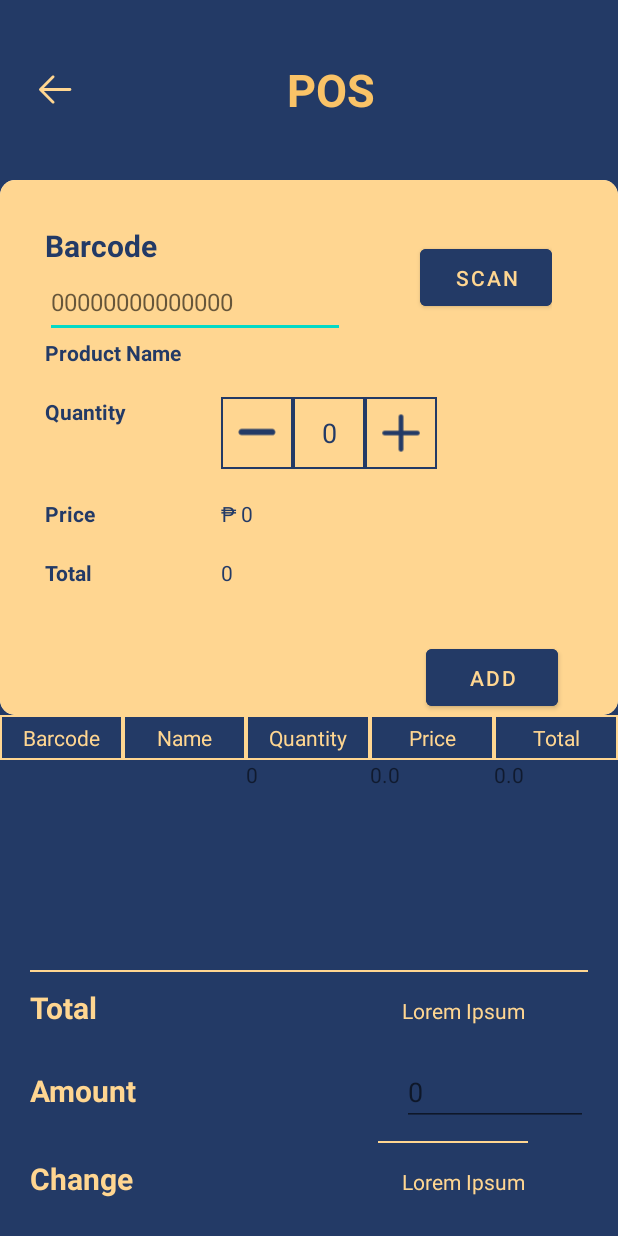
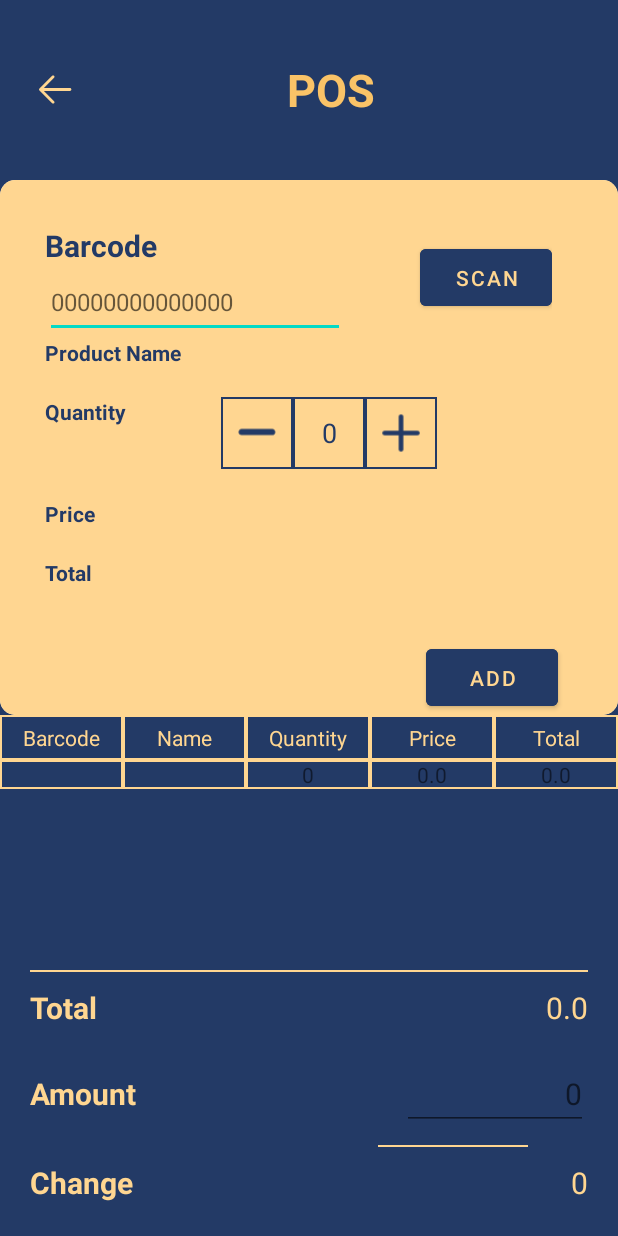
Before and after one commit to dy-chrstn/Wonder-Pets_SwiftSell, an Android app: the PosActivity screen opened directly, with no data from a screen before it, after a tap on "ADD", on a phone screen of 412 x 824 dp. Run offline under Robolectric (Android 15) with nearby library versions, the phone set to English and light mode, and no system bars; our stand-ins replace Firebase (no records; nobody signed in at launch, a user with empty details on screens opened directly); 3 other taps on this screen came first.

Commit message:
PosActivity clear inputs when add, inputTextListener in quantity added, and recycleView reset when pressing add and cancel button

```diff
--- a/app/src/main/java/com/example/scanit/PosActivity.kt
+++ b/app/src/main/java/com/example/scanit/PosActivity.kt
@@ -16,14 +16,12 @@ import androidx.activity.result.contract.ActivityResultContracts
 import androidx.lifecycle.ViewModelProvider
 import androidx.recyclerview.widget.LinearLayoutManager
 import androidx.recyclerview.widget.RecyclerView
-import com.example.scanit.buyViewModel
 import com.google.firebase.database.DataSnapshot
 import com.google.firebase.database.DatabaseError
 import com.google.firebase.database.DatabaseReference
 import com.google.firebase.database.FirebaseDatabase
 import com.google.firebase.database.Query
 import com.google.firebase.database.ValueEventListener
-import java.util.Scanner
 
 class PosActivity : AppCompatActivity() {
 
@@ -33,20 +31,25 @@ class PosActivity : AppCompatActivity() {
     private lateinit var adapter: buyAdapter
     private lateinit var layoutManager: RecyclerView.LayoutManager
     private lateinit var prodBCSelect: TextView
+    private var itemData: HashMap<String, Any> = HashMap()
     private var priceProd: Int = 0
     private lateinit var viewModel: buyViewModel
-
+    private lateinit var qnty: TextView
+    private lateinit var totalProdSelect: TextView
+    private lateinit var prodPriceSelect: TextView
     private val itemList: MutableList<buyModel> = mutableListOf() // Declaration and initialization of itemList
-
+    private var itemQuantity = 0
+    private var qtyGet = ""
     @SuppressLint("WrongViewCast")
     override fun onCreate(savedInstanceState: Bundle?) {
         super.onCreate(savedInstanceState)
         setContentView(R.layout.activity_pos)
-        val qnty: TextView = findViewById(R.id.Quant)
-        val totalProdSelect: TextView = findViewById(R.id.totalProd)
+        qnty = findViewById(R.id.Quant)
+        totalProdSelect = findViewById(R.id.totalProd)
+        prodPriceSelect = findViewById(R.id.price)
         prodBCSelect = findViewById(R.id.barText)
         val prodNameSelect: TextView = findViewById(R.id.prodname)
-        val prodPriceSelect: TextView = findViewById(R.id.price)
+
 
         // Initialize the BuyViewModel
         viewModel = ViewModelProvider(this).get(buyViewModel::class.java)
@@ -67,7 +70,8 @@ class PosActivity : AppCompatActivity() {
         val BCprod: String = BCGet.toString()
         val nameProd = intent.getStringExtra("itemName") ?: ""
         priceProd = intent.getIntExtra("itemPrice", 0) ?: 0
-        val itemQuantity = intent.getIntExtra("itemQuantity", 0) ?: ""
+        itemQuantity = intent?.getIntExtra("itemQuantity", 0) ?: 0
+
 
         val amountTot = findViewById<TextView>(R.id.totPrice)
         val payAmount = findViewById<EditText>(R.id.AmountPay)
@@ -80,60 +84,81 @@ class PosActivity : AppCompatActivity() {
         val saveBtn = findViewById<Button>(R.id.saveBtn)
         val cancelBtn = findViewById<Button>(R.id.cancelBtn)
 
-        val transID: Int = 0
-
         adapter.updateItems(viewModel.getItems())
         prodNameSelect.text = nameProd
         val priceText = priceProd
         prodPriceSelect.text = "\u20B1 $priceText"
         prodBCSelect.text = BCprod
-        val qtyGet = itemQuantity.toString()
+        qtyGet = itemQuantity.toString()
+
+        val OGtrans:Query = FirebaseDatabase.getInstance().getReference("Order/ongoingTransactions")
+        OGtrans.addListenerForSingleValueEvent(object: ValueEventListener{
+            override fun onDataChange(snapshot: DataSnapshot) {
+                if(snapshot.exists()){
+                    var updTot: Double = 0.0
+                    for (snapShotProdTot in snapshot.children) {
+                        val getProdTot = snapShotProdTot.child("itemTotal").getValue(Double::class.java)
+                        updTot += getProdTot.toString().toDouble()
+                    }
+                    amountTot.text = updTot.toString()
+                }
+            }
+
+            override fun onCancelled(error: DatabaseError) {
+                TODO("Not yet implemented")
+            }
+
+        })
+
+        setTot()
+        getItemData()
 
         cancelBtn.setOnClickListener(){
             val query = FirebaseDatabase.getInstance().getReference("Order/ongoingTransactions")
+
             query.removeValue().addOnSuccessListener{
-                Toast.makeText(this@PosActivity,"The transaction is now saved on history",Toast.LENGTH_SHORT).show()
+                Toast.makeText(this@PosActivity,"The transaction has been reset",Toast.LENGTH_SHORT).show()
+                resetTrans(amountTot,payChange,payAmount)
+
+                adapter.clearItems()
+                adapter.notifyDataSetChanged()
             }.addOnFailureListener {
 
             }
         }
-
+        var getLargeId: Int
         saveBtn.setOnClickListener{
             val query = FirebaseDatabase.getInstance().getReference("Order/ongoingTransactions")
             val putCompTrans = FirebaseDatabase.getInstance().getReference("Order/completeTransactions")
-
-            val getId: Int
-            Toast.makeText(this@PosActivity,"Hello",Toast.LENGTH_SHORT).show()
+            resetTrans(amountTot,payChange,payAmount)
+            adapter.clearItems()
+            adapter.notifyDataSetChanged()
             query.addListenerForSingleValueEvent(object: ValueEventListener{
                 override fun onDataChange(snapshot: DataSnapshot) {
                     if(snapshot.exists()){
-                        val getId = putCompTrans.push().key
-                        val transaction = getId.toString()
-                        val putCompTransChild = FirebaseDatabase.getInstance().getReference("Order/completeTransaction/$transaction")
-                        for(transBuy in snapshot.children){
-                            val getBarcode = transBuy.child("itemBarcode").getValue(String::class.java)
-                            val prodName = transBuy.child("itemName").getValue(String::class.java)
-                            val prodPrice = transBuy.child("itemPrice").getValue(Int::class.java)
-                            val prodQnty = transBuy.child("itemQuantity").getValue(Int::class.java)
-                            val itemTot = transBuy.child("itemTotal").getValue(Int::class.java)
 
+                        putCompTrans.orderByKey().limitToLast(1).addListenerForSingleValueEvent(object : ValueEventListener {
+                            override fun onDataChange(dataSnapshot: DataSnapshot) {
+                                if (dataSnapshot.exists()) {
+                                    for (childSnapshot in dataSnapshot.children) {
+                                        val id = childSnapshot.key.toString().toIntOrNull() ?: 0
+                                        val getLargeId = id + 1
+                                        putCompTrans(getLargeId, query, snapshot)
+                                        putCompTrans.key.toString()
+                                    }
+                                } else {
+                                    // Handle the case where no data is found
+                                    getLargeId = 0
+                                    Toast.makeText(this@PosActivity, "$getLargeId", Toast.LENGTH_SHORT).show()
+                                    putCompTrans(getLargeId, query, snapshot)
+                                }
+                            }
 
-                            val itemData: HashMap<String, Any> = HashMap()
-                            itemData["itemBarcode"] = getBarcode.toString()
-                            itemData["itemName"] = prodName.toString()
-                            itemData["itemQuantity"] = prodQnty.toString()
-                            itemData["itemPrice"] = prodPrice.toString()
-                            itemData["itemTotal"] = itemTot.toString()
-                            // Add the new item to the list
-                            val newPosList = putCompTransChild.push()
-                            newPosList.setValue(itemData)
-                            /*
-                            putCompTransChild.child("itemBarcode").push().setValue(getBarcode)
-                            putCompTransChild.child("itemName").push().setValue(prodName)
-                            putCompTransChild.child("itemPrice").push().setValue(prodPrice)
-                            putCompTransChild.child("itemQuantity").push().setValue(prodQnty)
-                            putCompTransChild.child("itemTotal").push().setValue(itemTot)*/
-                        }
+                            override fun onCancelled(databaseError: DatabaseError) {
+                                // Handle the error case
+                            }
+                        })
+
                         query.removeValue().addOnSuccessListener{
                             Toast.makeText(this@PosActivity,"The transaction is now saved on history",Toast.LENGTH_SHORT).show()
                         }.addOnFailureListener {
@@ -215,7 +240,7 @@ class PosActivity : AppCompatActivity() {
             }
         })
 
-        getItemData()
+
 
         btnAdd.setOnClickListener {
 
@@ -224,14 +249,14 @@ class PosActivity : AppCompatActivity() {
             val name = prodNameSelect.text.toString()
             val quantity = qtyVal.toString().toInt()
             val price = priceProd.toString().toDouble()
-            val total = quantity * price
+            val total: Double = quantity * price
             val db = FirebaseDatabase.getInstance().getReference("Order/ongoingTransactions")
 
             val uniqueKey = db.push().key
             // Create a new Item object
             val transaction = uniqueKey.toString()
             val item = buyModel(transaction,barcode, name, quantity, price, total)
-            val itemData: HashMap<String, Any> = HashMap()
+
             itemData["TransactionID"] = transaction
             itemData["itemBarcode"] = barcode
             itemData["itemName"] = name
@@ -247,11 +272,18 @@ class PosActivity : AppCompatActivity() {
             adapter.updateItems(viewModel.getItems())
 
             adapter.notifyDataSetChanged()
-            var totalPrice = 0.0
+            var totalPrice = amountTot.text.toString().toDouble() + total
+            amountTot.text = totalPrice.toString()
+            prodBCSelect.text = ""
+            qnty.text = "0"
+            prodNameSelect.text = ""
+            totalProdSelect.text = ""
+            prodPriceSelect.text = ""
+            /*
             for (i in itemList) {
                 totalPrice += i.itemTotal
                 amountTot.text = totalPrice.toString()
-            }
+            }*/
 
             // Update the adapter with the updated list
             //adapter.updateItems(itemList)
@@ -267,12 +299,11 @@ class PosActivity : AppCompatActivity() {
             } else {
                 Toast.makeText(this, "You reached the maximum quantity", Toast.LENGTH_SHORT).show()
             }
-
         }
 
         minusBtn.setOnClickListener {
             val qntyVal = qnty.text.toString().toInt()
-            if (qntyVal != 0) {
+            if (qntyVal > 0 ) {
                 val updatedValue = qntyVal - 1
                 qnty.text = updatedValue.toString()
                 val updTotal = priceProd * updatedValue
@@ -309,9 +340,12 @@ class PosActivity : AppCompatActivity() {
                             productSnapshot.child("itemName").value.toString()
                         priceProd =
                             productSnapshot.child("itemPrice").value.toString().toInt()
-
+                        itemQuantity = productSnapshot.child("itemQuantity").value.toString().toInt()
+                        qtyGet = itemQuantity.toString()
+                        Toast.makeText(this@PosActivity,"$itemQuantity",Toast.LENGTH_SHORT).show()
+                        setTot()
                         prodNameSelect.text = nameProd
-                        prodPriceSelect.text = "\u20B1 $priceProd"
+                        prodPriceSelect.text = "\u20B1 ${priceProd.toDouble()}"
                     }
                 } else {
                     prodNameSelect.text = "Product Not Found"
@@ -329,7 +363,7 @@ class PosActivity : AppCompatActivity() {
         })
     }
     private fun getItemData() {
-        databaseReference = FirebaseDatabase.getInstance().getReference("ongoingTransactions")
+        databaseReference = FirebaseDatabase.getInstance().getReference("Order/ongoingTransactions")
         val query: Query = databaseReference.orderByKey()
 
         query.addValueEventListener(object : ValueEventListener {
@@ -355,4 +389,34 @@ class PosActivity : AppCompatActivity() {
             }
         })
     }
+     fun putCompTrans(TranId:Int, query: DatabaseReference, snapshot: DataSnapshot){
+        val putCompTransChild = FirebaseDatabase.getInstance().getReference("Order/completeTransactions/${TranId.toString()}")
+        for(transBuy in snapshot.children){
+            val getBarcode = transBuy.child("itemBarcode").getValue(String::class.java)
+            val prodName = transBuy.child("itemName").getValue(String::class.java)
+            val prodPrice = transBuy.child("itemPrice").getValue(Int::class.java)
+            val prodQnty = transBuy.child("itemQuantity").getValue(Double::class.java)
+            val itemTot = transBuy.child("itemTotal").getValue(Double::class.java)
+
+
+            itemData["itemBarcode"] = getBarcode.toString()
+            itemData["itemName"] = prodName.toString()
+            itemData["itemQuantity"] = prodQnty.toString()
+            itemData["itemPrice"] = prodPrice.toString()
+            itemData["itemTotal"] = itemTot.toString()
+            // Add the new item to the list
+            val newPosList = putCompTransChild.push()
+            newPosList.setValue(itemData)
+        }
+    }
+    private fun setTot(){
+        val CalQntPrice = qnty.text.toString().toInt() * priceProd
+        totalProdSelect.text = CalQntPrice.toString()
+    }
+
+    private fun resetTrans(amountTot:TextView, payChange:TextView,payAmount:EditText){
+        amountTot.text = "0"
+        payChange.text = "0"
+        payAmount.text.clear()
+    }
 }
--- a/app/src/main/java/com/example/scanit/ScanAddPos.kt
+++ b/app/src/main/java/com/example/scanit/ScanAddPos.kt
@@ -31,7 +31,6 @@ class ScanAddPos : AppCompatActivity() {
     private lateinit var barcodeView: DecoratedBarcodeView
     private lateinit var captureManager: CaptureManager
     private lateinit var databaseReference: DatabaseReference
-    private lateinit var databaseReferencePOS: DatabaseReference
     private lateinit var uploadButton: Button
     private var cameraId: String? = null
     private var cameraManager: CameraManager? = null
@@ -57,7 +56,6 @@ class ScanAddPos : AppCompatActivity() {
 
         // Initialize database reference
         databaseReference = FirebaseDatabase.getInstance().getReference("Products")
-        databaseReferencePOS = FirebaseDatabase.getInstance().getReference("Order")
 
         barcodeView = findViewById(R.id.barcode_scanner)
 
--- a/app/src/main/res/layout/activity_pos.xml
+++ b/app/src/main/res/layout/activity_pos.xml
@@ -1,12 +1,12 @@
 <?xml version="1.0" encoding="utf-8"?>
 
-<ScrollView android:layout_width="match_parent"
+<ScrollView xmlns:app="http://schemas.android.com/apk/res-auto"
+    android:layout_width="match_parent"
     android:layout_height="wrap_content"
     xmlns:android="http://schemas.android.com/apk/res/android"
         >
 
-    <LinearLayout xmlns:android="http://schemas.android.com/apk/res/android"
-        xmlns:app="http://schemas.android.com/apk/res-auto"
+    <LinearLayout
         android:layout_width="match_parent"
         android:layout_height="match_parent"
         android:background="@color/blue"
@@ -114,9 +114,10 @@
 
                         <TextView
                             android:id="@+id/prodname"
+                            android:gravity="center_horizontal|center_vertical"
                             android:layout_width="match_parent"
                             android:layout_height="wrap_content"
-                            android:text="@string/lorem_ipsum"
+                            android:text=""
                             android:textColor="@color/blue"
                             android:layout_weight="1"/>
 
@@ -163,7 +164,7 @@
                                 android:background="@drawable/quantity_btn"
                                 android:gravity="center"
                                 android:textColor="@color/blue"
-                                android:text="@string/_1"
+                                android:text="0"
                                 android:textSize="18sp" />
                             <ImageButton
                                 android:id="@+id/plus"
@@ -198,7 +199,8 @@
                             android:id="@+id/price"
                             android:layout_width="match_parent"
                             android:layout_height="wrap_content"
-                            android:text="@string/lorem_ipsum"
+                            android:text="0"
+                            android:gravity="center_horizontal|center_vertical"
                             android:textColor="@color/blue"
                             android:layout_weight="1"/>
                     </LinearLayout>
@@ -222,7 +224,8 @@
                             android:layout_width="match_parent"
                             android:layout_height="wrap_content"
                             android:textColor="@color/blue"
-                            android:text="@string/lorem_ipsum"
+                            android:text="0"
+                            android:gravity="center_horizontal|center_vertical"
                             android:layout_weight="1"/>
                     </LinearLayout>
 
@@ -311,66 +314,72 @@
             android:id="@+id/listBuy"
             android:layout_width="match_parent"
             android:layout_height="120dp"/>
+
         <androidx.appcompat.widget.LinearLayoutCompat
             android:layout_width="match_parent"
             android:layout_height="wrap_content"
             android:layout_marginStart="20dp"
+            android:layout_marginTop="20dp"
             android:layout_marginEnd="20dp"
-            android:layout_marginTop="20dp"
             android:orientation="vertical">
+
             <View
                 android:layout_width="match_parent"
                 android:layout_height="1dp"
-                android:background="@color/light_yellow"
-                android:layout_marginBottom="10dp"/>
+                android:layout_marginBottom="10dp"
+                android:background="@color/light_yellow" />
+
             <LinearLayout
                 android:layout_width="match_parent"
                 android:layout_height="wrap_content"
-                android:orientation="horizontal"
-                android:layout_marginBottom="20dp">
+                android:layout_marginBottom="20dp"
+                android:orientation="horizontal">
 
                 <TextView
                     android:layout_width="match_parent"
                     android:layout_height="wrap_content"
+                    android:layout_weight="1"
                     android:text="@string/total"
-                    android:layout_weight="1"
-                    android:textStyle="bold"
+                    android:textColor="@color/light_yellow"
                     android:textSize="20sp"
-                    android:textColor="@color/light_yellow"/>
+                    android:textStyle="bold" />
 
                 <TextView
                     android:id="@+id/totPrice"
                     android:layout_width="match_parent"
                     android:layout_height="wrap_content"
-                    android:text="@string/lorem_ipsum"
                     android:layout_weight="2"
-                    android:textColor="@color/light_yellow"/>
+                    android:gravity="right"
+                    android:text="0"
+                    android:textColor="@color/light_yellow"
+                    android:textSize="20sp" />
             </LinearLayout>
-
 
 
             <LinearLayout
                 android:layout_width="match_parent"
                 android:layout_height="wrap_content"
-                android:orientation="horizontal"
-                android:layout_marginBottom="10dp">
+                android:layout_marginBottom="10dp"
+                android:orientation="horizontal">
 
                 <TextView
                     android:layout_width="match_parent"
                     android:layout_height="wrap_content"
+                    android:layout_weight="1"
                     android:text="@string/amount"
-                    android:layout_weight="1"
-                    android:textStyle="bold"
+                    android:textColor="@color/light_yellow"
                     android:textSize="20sp"
-                    android:textColor="@color/light_yellow"/>
+                    android:textStyle="bold" />
 
                 <EditText
                     android:id="@+id/AmountPay"
                     android:layout_width="match_parent"
                     android:layout_height="wrap_content"
+                    android:layout_weight="2"
+                    android:gravity="right"
+                    android:textSize="20sp"
                     android:hint="0"
-                    android:layout_weight="2"
-                    android:textColor="@color/light_yellow"/>
+                    android:textColor="@color/light_yellow" />
 
             </LinearLayout>
 
@@ -378,10 +387,10 @@
             <View
                 android:layout_width="100dp"
                 android:layout_height="1dp"
-                android:background="@color/light_yellow"
+                android:layout_gravity="end"
+                android:layout_marginEnd="40dp"
                 android:layout_marginBottom="10dp"
-                android:layout_gravity="end"
-                android:layout_marginEnd="40dp"/>
+                android:background="@color/light_yellow" />
 
             <LinearLayout
                 android:layout_width="match_parent"
@@ -391,19 +400,21 @@
                 <TextView
                     android:layout_width="match_parent"
                     android:layout_height="wrap_content"
+                    android:layout_weight="1"
                     android:text="@string/change"
-                    android:layout_weight="1"
-                    android:textStyle="bold"
+                    android:textColor="@color/light_yellow"
                     android:textSize="20sp"
-                    android:textColor="@color/light_yellow"/>
+                    android:textStyle="bold" />
 
                 <TextView
                     android:id="@+id/changeText"
                     android:layout_width="match_parent"
                     android:layout_height="wrap_content"
-                    android:text="@string/lorem_ipsum"
                     android:layout_weight="2"
-                    android:textColor="@color/light_yellow"/>
+                    android:textSize="20sp"
+                    android:gravity="right"
+                    android:text="0"
+                    android:textColor="@color/light_yellow" />
             </LinearLayout>
 
         </androidx.appcompat.widget.LinearLayoutCompat>
--- a/app/src/main/res/layout/listaddbuy.xml
+++ b/app/src/main/res/layout/listaddbuy.xml
@@ -17,6 +17,8 @@
 
             <TextView
                 android:id="@+id/prodBC"
+                android:background="@drawable/border"
+                android:gravity="center_vertical|center_horizontal"
                 android:layout_width="0dp"
                 android:layout_height="wrap_content"
                 android:layout_weight="1"
@@ -26,6 +28,8 @@
 
             <TextView
                 android:id="@+id/pName"
+                android:background="@drawable/border"
+                android:gravity="center_vertical|center_horizontal"
                 android:layout_width="0dp"
                 android:layout_height="wrap_content"
                 android:layout_weight="1"
@@ -34,6 +38,8 @@
 
             <TextView
                 android:id="@+id/pQnty"
+                android:background="@drawable/border"
+                android:gravity="center_vertical|center_horizontal"
                 android:layout_width="0dp"
                 android:layout_height="wrap_content"
                 android:layout_weight="1"
@@ -42,6 +48,8 @@
 
             <TextView
                 android:id="@+id/pPrice"
+                android:background="@drawable/border"
+                android:gravity="center_vertical|center_horizontal"
                 android:layout_width="0dp"
                 android:layout_height="wrap_content"
                 android:layout_weight="1"
@@ -50,6 +58,8 @@
 
             <TextView
                 android:id="@+id/pTot"
+                android:background="@drawable/border"
+                android:gravity="center_vertical|center_horizontal"
                 android:layout_width="0dp"
                 android:layout_height="wrap_content"
                 android:layout_weight="1"
```
